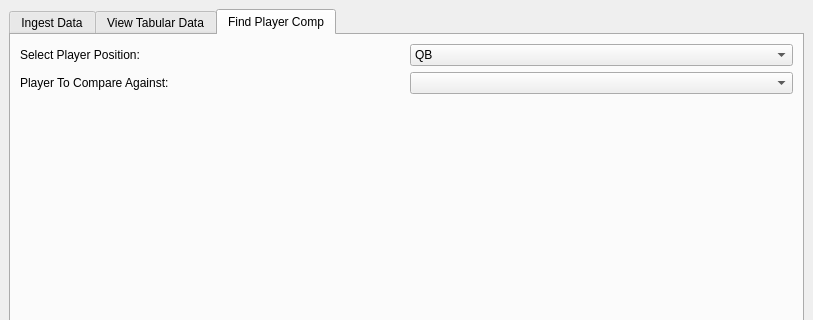
Above: Front End/QT Front End/FFProjectQTFront/mainwindow.ui from johnhcstaton/MyBigFFProject before the change; both pictures show x 0 to 813 and y 0 to 320 of the 813 by 528 pixel window. Below: the same form after it.
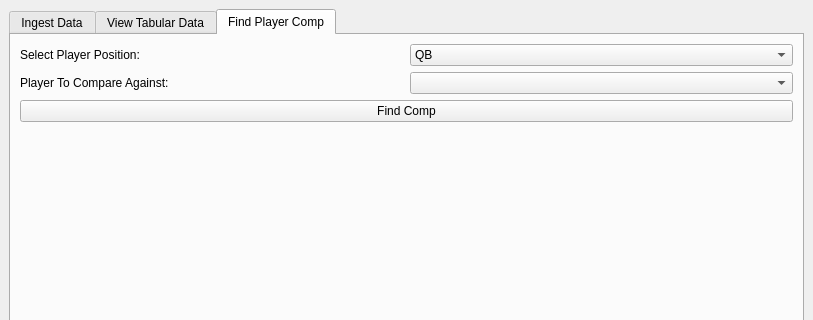
That is the form after the change.

Patch:
```diff
--- a/Front End/QT Front End/FFProjectQTFront/mainwindow.ui
+++ b/Front End/QT Front End/FFProjectQTFront/mainwindow.ui
@@ -197,6 +197,13 @@
           </item>
          </layout>
         </item>
+        <item>
+         <widget class="QPushButton" name="findCompBtn">
+          <property name="text">
+           <string>Find Comp</string>
+          </property>
+         </widget>
+        </item>
         <item>
          <layout class="QHBoxLayout" name="horizontalLayout_5">
           <item>
```
